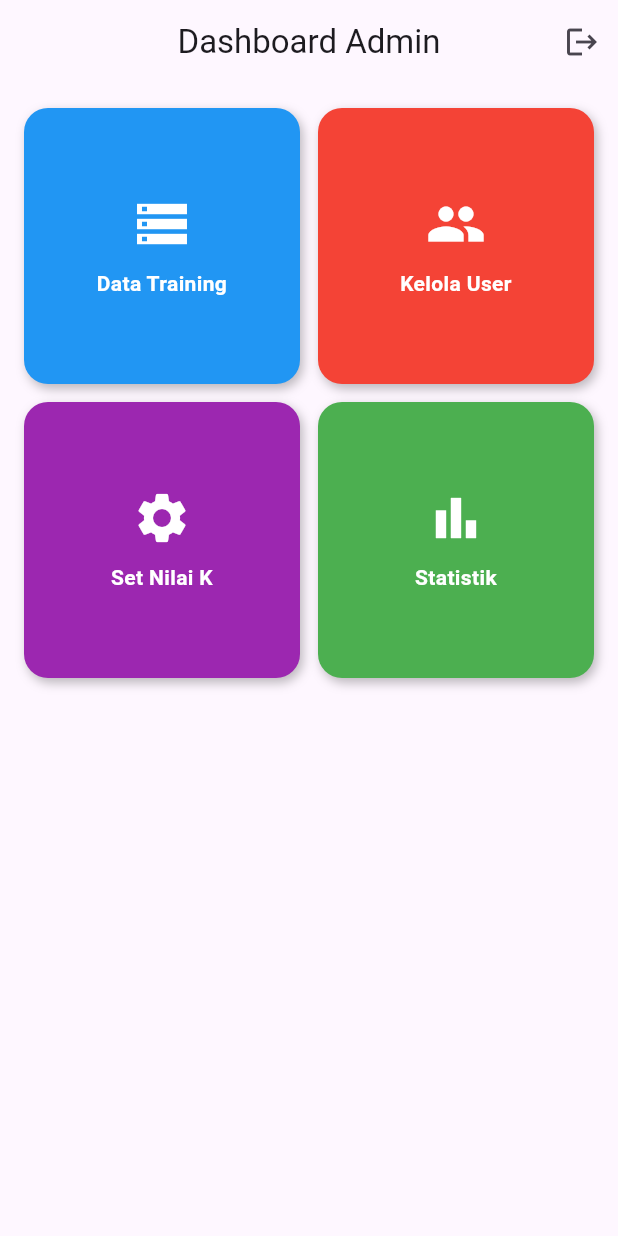
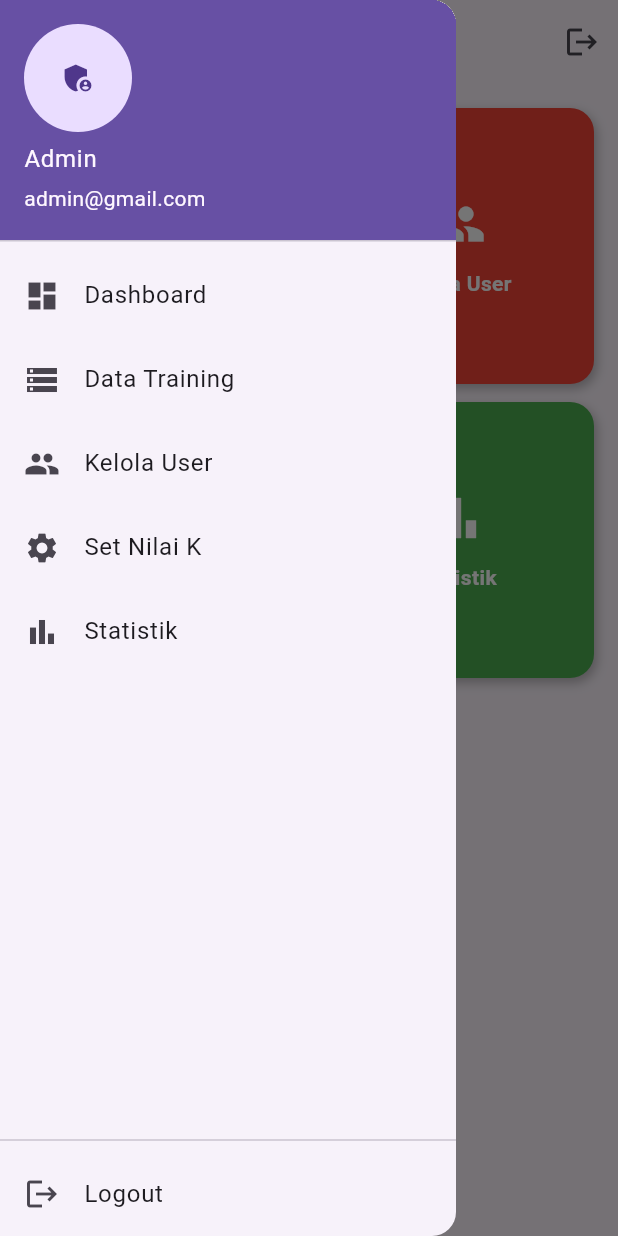
Before and after one commit to nopalPwaelah/SPK_bidang_minat, a Flutter app: the AdminDashboard screen opened directly, with the side drawer open (before the commit the screen has no drawer), on a phone screen of 412 x 824 dp. Run offline on Flutter 3.47's test engine with Material 3 defaults, Android fonts, the phone set to English and light mode, and no system bars; accounts and stored records are empty.

Commit message:
menambahkan sidebar

```diff
--- a/rpl_yesss/lib/screens/admin/admin_dashboard_screen.dart
+++ b/rpl_yesss/lib/screens/admin/admin_dashboard_screen.dart
@@ -5,6 +5,9 @@ import 'data_training_screen.dart';
 import 'kelola_user_screen.dart';
 import 'set_k_screen.dart';
 import 'statistic_screen.dart';
+import '../sidebar/admin_sidebar.dart';
+import '../../services/api_service.dart';
+import '../auth/login_screen.dart';
 
 class AdminDashboard extends StatelessWidget {
   const AdminDashboard({super.key});
@@ -19,16 +22,22 @@ class AdminDashboard extends StatelessWidget {
           IconButton(
             icon: const Icon(Icons.logout),
             onPressed: () {
-              // 🔥 balik ke login + clear stack
-              Navigator.pushNamedAndRemoveUntil(
+              // 🔥 HAPUS TOKEN
+              ApiService.token = null;
+
+              // 🔥 KEMBALI KE LOGIN (CLEAR STACK)
+              Navigator.pushAndRemoveUntil(
                 context,
-                '/',
+                MaterialPageRoute(builder: (_) => const LoginScreen()),
                 (route) => false,
               );
             },
           )
         ],
       ),
+
+      // 🔥 SIDEBAR
+      drawer: const AdminSidebar(),
 
       body: Padding(
         padding: const EdgeInsets.all(16),
@@ -38,7 +47,6 @@ class AdminDashboard extends StatelessWidget {
           mainAxisSpacing: 12,
           children: [
 
-            // 🔥 DATA TRAINING
             _menuBox(
               context,
               title: "Data Training",
@@ -47,7 +55,6 @@ class AdminDashboard extends StatelessWidget {
               screen: const DataTrainingScreen(),
             ),
 
-            // 🔥 KELOLA USER
             _menuBox(
               context,
               title: "Kelola User",
@@ -56,7 +63,6 @@ class AdminDashboard extends StatelessWidget {
               screen: const KelolaUserScreen(),
             ),
 
-            // 🔥 SET K
             _menuBox(
               context,
               title: "Set Nilai K",
@@ -65,7 +71,6 @@ class AdminDashboard extends StatelessWidget {
               screen: const SetKScreen(),
             ),
 
-            // 🔥 STATISTIK
             _menuBox(
               context,
               title: "Statistik",
@@ -79,7 +84,7 @@ class AdminDashboard extends StatelessWidget {
     );
   }
 
-  // 🔥 REUSABLE MENU BOX
+  // 🔥 MENU BOX (FIX NAVIGASI)
   Widget _menuBox(
     BuildContext context, {
     required String title,
@@ -90,7 +95,8 @@ class AdminDashboard extends StatelessWidget {
     return InkWell(
       borderRadius: BorderRadius.circular(16),
       onTap: () {
-        Navigator.push(
+        // 🔥 PAKAI INI BIAR TIDAK NUMPUK
+        Navigator.pushReplacement(
           context,
           MaterialPageRoute(builder: (_) => screen),
         );
@@ -99,7 +105,7 @@ class AdminDashboard extends StatelessWidget {
         decoration: BoxDecoration(
           color: color,
           borderRadius: BorderRadius.circular(16),
-          boxShadow: [
+          boxShadow: const [
             BoxShadow(
               color: Colors.black26,
               blurRadius: 5,
--- a/rpl_yesss/lib/screens/admin/data_training_screen.dart
+++ b/rpl_yesss/lib/screens/admin/data_training_screen.dart
@@ -1,5 +1,6 @@
 import 'package:flutter/material.dart';
 import '../../services/api_service.dart';
+import '../sidebar/admin_sidebar.dart';
 
 class DataTrainingScreen extends StatefulWidget {
   const DataTrainingScreen({super.key});
@@ -117,6 +118,8 @@ void deleteData(int id) async {
           )
         ],
       ),
+
+      drawer: const AdminSidebar(),
 
       body: isLoading
           ? const Center(child: CircularProgressIndicator())
--- a/rpl_yesss/lib/screens/admin/kelola_user_screen.dart
+++ b/rpl_yesss/lib/screens/admin/kelola_user_screen.dart
@@ -1,5 +1,6 @@
 import 'package:flutter/material.dart';
 import '../../services/api_service.dart';
+import '../sidebar/admin_sidebar.dart';
 
 class KelolaUserScreen extends StatefulWidget {
   const KelolaUserScreen({super.key});
@@ -121,6 +122,7 @@ class _KelolaUserScreenState extends State<KelolaUserScreen> {
           )
         ],
       ),
+      drawer: const AdminSidebar(),
       floatingActionButton: FloatingActionButton(
         onPressed: showAddDialog,
         child: const Icon(Icons.add),
--- a/rpl_yesss/lib/screens/admin/set_k_screen.dart
+++ b/rpl_yesss/lib/screens/admin/set_k_screen.dart
@@ -1,5 +1,6 @@
 import 'package:flutter/material.dart';
 import '../../services/api_service.dart';
+import '../sidebar/admin_sidebar.dart';
 
 class SetKScreen extends StatefulWidget {
   const SetKScreen({super.key});
@@ -83,6 +84,7 @@ class _SetKScreenState extends State<SetKScreen> {
       appBar: AppBar(
         title: const Text("Set Nilai K"),
       ),
+      drawer: const AdminSidebar(),
       body: isLoading
           ? const Center(child: CircularProgressIndicator())
           : Padding(
--- a/rpl_yesss/lib/screens/admin/statistic_screen.dart
+++ b/rpl_yesss/lib/screens/admin/statistic_screen.dart
@@ -1,5 +1,6 @@
 import 'package:flutter/material.dart';
 import '../../services/api_service.dart';
+import '../sidebar/admin_sidebar.dart';
 
 class StatisticScreen extends StatefulWidget {
   const StatisticScreen({super.key});
@@ -80,6 +81,7 @@ class _StatisticScreenState extends State<StatisticScreen> {
           )
         ],
       ),
+      drawer: const AdminSidebar(),
       body: isLoading
           ? const Center(child: CircularProgressIndicator())
           : Padding(
--- /dev/null
+++ b/rpl_yesss/lib/screens/sidebar/admin_sidebar.dart
@@ -0,0 +1,84 @@
+import 'package:flutter/material.dart';
+import '../../services/api_service.dart';
+import '../auth/login_screen.dart';
+import '../admin/admin_dashboard_screen.dart';
+import '../admin/data_training_screen.dart';
+import '../admin/kelola_user_screen.dart';
+import '../admin/set_k_screen.dart';
+import '../admin/statistic_screen.dart';
+
+class AdminSidebar extends StatelessWidget {
+  const AdminSidebar({super.key});
+
+  void navigate(BuildContext context, Widget page) {
+    Navigator.pop(context); // tutup drawer
+    Navigator.pushReplacement(
+      context,
+      MaterialPageRoute(builder: (_) => page),
+    );
+  }
+
+  @override
+  Widget build(BuildContext context) {
+    return Drawer(
+      child: Column(
+        children: [
+          const UserAccountsDrawerHeader(
+            accountName: Text("Admin"),
+            accountEmail: Text("admin@gmail.com"),
+            currentAccountPicture: CircleAvatar(
+              child: Icon(Icons.admin_panel_settings),
+            ),
+          ),
+
+          ListTile(
+            leading: const Icon(Icons.dashboard),
+            title: const Text("Dashboard"),
+            onTap: () => navigate(context, const AdminDashboard()),
+          ),
+
+          ListTile(
+            leading: const Icon(Icons.storage),
+            title: const Text("Data Training"),
+            onTap: () => navigate(context, const DataTrainingScreen()),
+          ),
+
+          ListTile(
+            leading: const Icon(Icons.people),
+            title: const Text("Kelola User"),
+            onTap: () => navigate(context, const KelolaUserScreen()),
+          ),
+
+          ListTile(
+            leading: const Icon(Icons.settings),
+            title: const Text("Set Nilai K"),
+            onTap: () => navigate(context, const SetKScreen()),
+          ),
+
+          ListTile(
+            leading: const Icon(Icons.bar_chart),
+            title: const Text("Statistik"),
+            onTap: () => navigate(context, const StatisticScreen()),
+          ),
+
+          const Spacer(),
+          const Divider(),
+
+          ListTile(
+            leading: const Icon(Icons.logout),
+            title: const Text("Logout"),
+            onTap: () {
+              ApiService.token = null;
+
+              Navigator.pushAndRemoveUntil(
+                context,
+                MaterialPageRoute(builder: (_) => const LoginScreen()),
+                (route) => false,
+              );
+            },
+          ),
+        ],
+      ),
+    );
+  }
+}
--- a/rpl_yesss/lib/screens/users/hasil_screen.dart
+++ b/rpl_yesss/lib/screens/users/hasil_screen.dart
@@ -1,4 +1,5 @@
 import 'package:flutter/material.dart';
+import '../sidebar/user_sidebar.dart';
 
 class HasilScreen extends StatelessWidget {
   final Map? data;
@@ -9,6 +10,7 @@ class HasilScreen extends StatelessWidget {
   Widget build(BuildContext context) {
     return Scaffold(
       appBar: AppBar(title: const Text("Hasil Rekomendasi")),
+      drawer: const UserSidebar(),
       body: Padding(
         padding: const EdgeInsets.all(16),
         child: Column(
--- a/rpl_yesss/lib/screens/users/input_nilai_screen.dart
+++ b/rpl_yesss/lib/screens/users/input_nilai_screen.dart
@@ -1,6 +1,9 @@
 import 'package:flutter/material.dart';
 import '../../services/api_service.dart';
+import '../sidebar/user_sidebar.dart';
 import '../users/hasil_screen.dart';
+import '../sidebar/user_sidebar.dart';
+
 
 class InputNilaiScreen extends StatefulWidget {
   const InputNilaiScreen({super.key});
@@ -57,6 +60,7 @@ class _InputNilaiScreenState extends State<InputNilaiScreen> {
   Widget build(BuildContext context) {
     return Scaffold(
       appBar: AppBar(title: const Text("Input Nilai Mahasiswa")),
+      drawer: const UserSidebar(),
       body: Padding(
         padding: const EdgeInsets.all(16),
         child: Column(
--- a/rpl_yesss/lib/screens/users/pesan_dosen_screen.dart
+++ b/rpl_yesss/lib/screens/users/pesan_dosen_screen.dart
@@ -1,4 +1,5 @@
 import 'package:flutter/material.dart';
+import '../sidebar/user_sidebar.dart';
 
 class PesanDosenScreen extends StatefulWidget {
   const PesanDosenScreen({super.key});
@@ -21,6 +22,7 @@ class _PesanDosenScreenState extends State<PesanDosenScreen> {
   Widget build(BuildContext context) {
     return Scaffold(
       appBar: AppBar(title: const Text("Pesan Dosen")),
+      drawer: const UserSidebar(),
       body: Padding(
         padding: const EdgeInsets.all(16),
         child: Column(
--- a/rpl_yesss/lib/screens/users/riwayat_screen.dart
+++ b/rpl_yesss/lib/screens/users/riwayat_screen.dart
@@ -1,5 +1,6 @@
 import 'package:flutter/material.dart';
 import '../../services/api_service.dart';
+import '../sidebar/user_sidebar.dart';
 
 class RiwayatScreen extends StatefulWidget {
   const RiwayatScreen({super.key});
@@ -49,6 +50,8 @@ class _RiwayatScreenState extends State<RiwayatScreen> {
                 );
               },
             ),
+      drawer: const UserSidebar(),
+
     );
   }
 }
```
Also changed, not shown: rpl_yesss/lib/screens/sidebar/user_sidebar.dart (added, +84 -0 lines), rpl_yesss/lib/screens/users/user_dashboard_screen.dart (+36 -23 lines).
